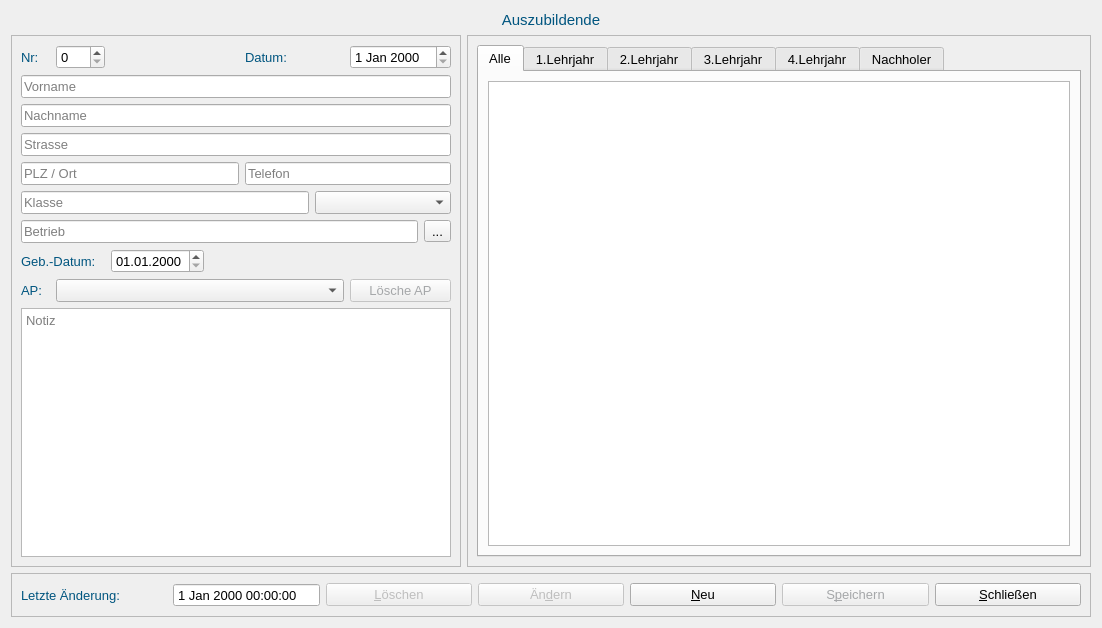
The window that formlehrling.ui (fasa1964/fshkap) describes before a commit, drawn with Qt 5.
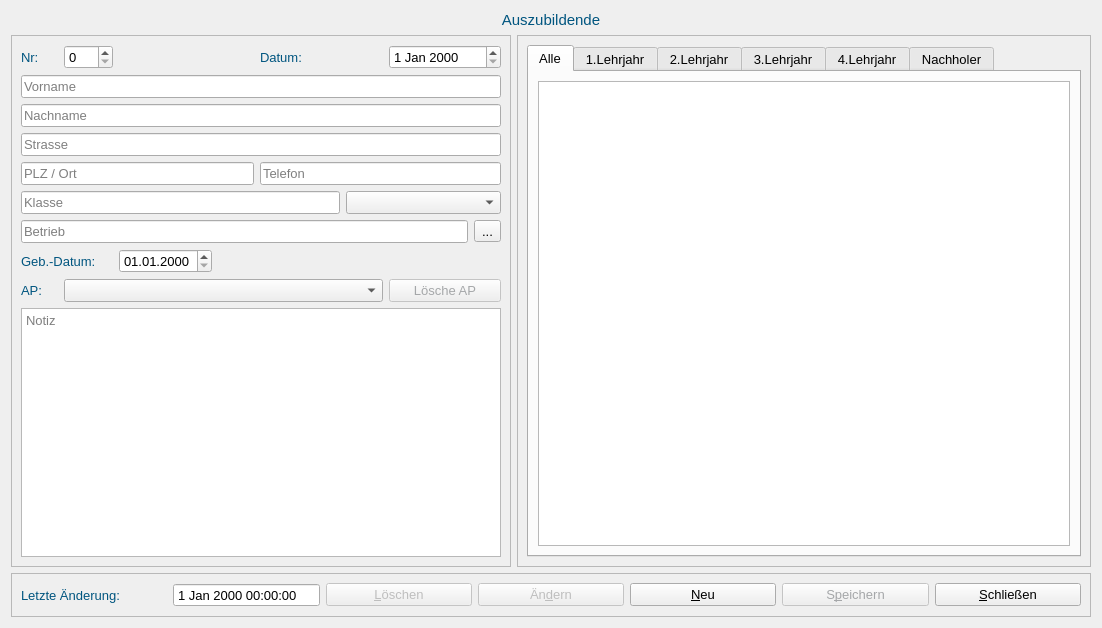
The same window after the commit.

Commit message: Resize FormLehrling

Diff of the .ui file:
```diff
--- a/formlehrling.ui
+++ b/formlehrling.ui
@@ -74,14 +74,20 @@
    <item row="1" column="0">
     <widget class="QFrame" name="frame">
      <property name="sizePolicy">
-      <sizepolicy hsizetype="Expanding" vsizetype="Preferred">
+      <sizepolicy hsizetype="Preferred" vsizetype="Preferred">
        <horstretch>0</horstretch>
        <verstretch>0</verstretch>
       </sizepolicy>
      </property>
+     <property name="minimumSize">
+      <size>
+       <width>500</width>
+       <height>0</height>
+      </size>
+     </property>
      <property name="maximumSize">
       <size>
-       <width>450</width>
+       <width>16777</width>
        <height>16777215</height>
       </size>
      </property>
```
